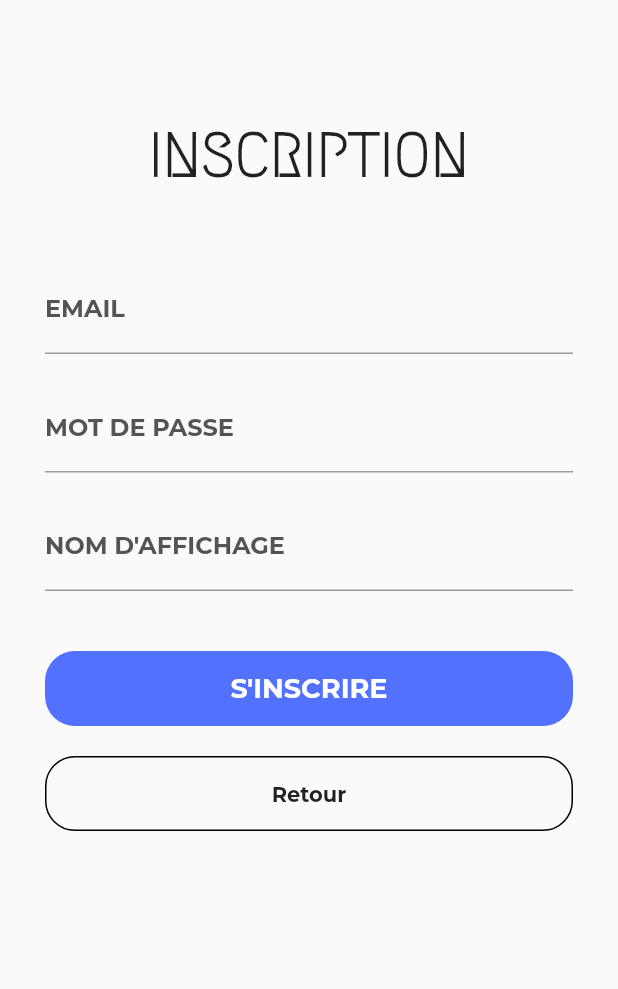
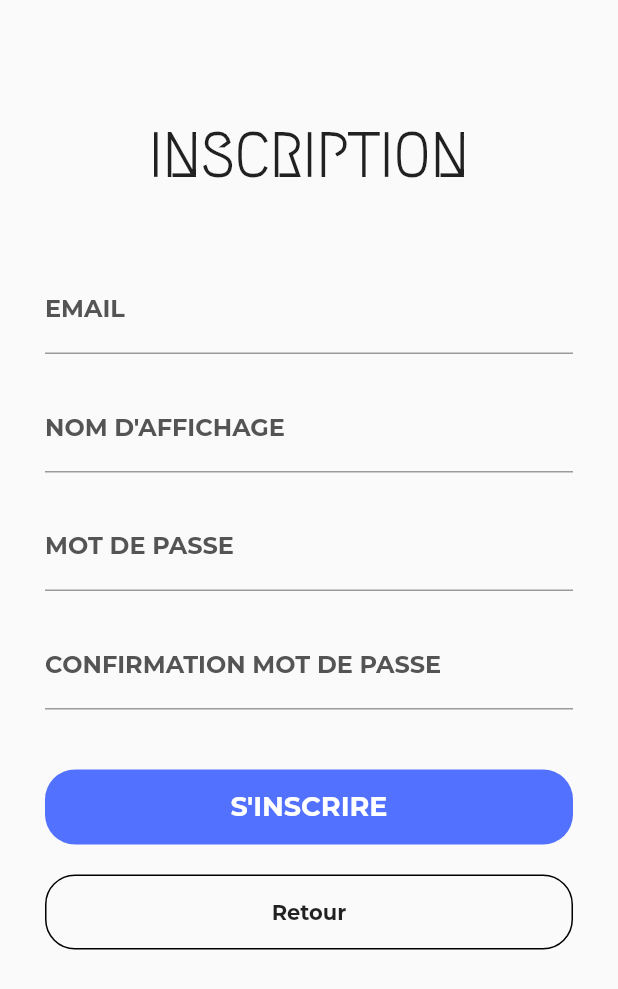
Before and after one commit to arnacologie/innovr_app, a Flutter app: the screen it shows after launch, after a tap on "SE CONNECTER", after a tap on "S'inscrire", on a phone screen of 412 x 824 dp. Shown: the top 989 px of the screen. Run offline on Flutter 3.47's test engine with Material 2 defaults, Android fonts, the phone set to English and light mode, and no system bars; our stand-ins replace cloud_firestore, firebase_auth; accounts and stored records are empty.

Commit message:
Registration OK, Firebase CRUD OK

```diff
--- /dev/null
+++ b/innovr_app/lib/Database/UserManagement.dart
@@ -0,0 +1,37 @@
+import 'dart:io';
+
+import 'package:flutter/material.dart';
+import 'package:cloud_firestore/cloud_firestore.dart';
+import 'package:innovr_app/Pages/HomePage.dart';
+import 'package:innovr_app/Utils/FadeNavRoute.dart';
+
+class UserManagement {
+  static final db = Firestore.instance;
+  static storeNewUser(signedUser, nickname, context) {
+    db.collection('/users/').add({
+      'email': signedUser.email,
+      'uid': signedUser.uid,
+      'nickname': nickname,
+      'gameNickname' : '',
+      'favTeams': [],
+      'favPlayers': [],
+      'numberOfVisits': 0,
+      'isAndroid' : Platform.isAndroid ? true : false,
+      'isNew': true,
+    }).then((value) {
+      Navigator.of(context).pop();
+      Navigator.of(context).pushReplacement(FadeNavRoute(builder: (context) => HomePage(user: signedUser)));
+    }).catchError((e) {
+      print(e);
+    });
+  }
+
+  static findNickName() {
+    db.collection('/users/')
+        .where('nickname', isEqualTo: "Lenjake6666")
+        .snapshots()
+        .listen(
+            (data) => print('${data.documents[0].data['email']}')
+    );
+  }
+}
--- a/innovr_app/lib/Pages/RegistrationPage.dart
+++ b/innovr_app/lib/Pages/RegistrationPage.dart
@@ -1,4 +1,7 @@
+import 'package:firebase_auth/firebase_auth.dart';
 import 'package:flutter/material.dart';
+import 'package:innovr_app/Database/UserManagement.dart';
+import 'package:innovr_app/Utils/Validator.dart';
 
 class RegistrationPage extends StatefulWidget {
   @override
@@ -6,11 +9,22 @@ class RegistrationPage extends StatefulWidget {
 }
 
 class _RegistrationPageState extends State<RegistrationPage> {
+  String _email;
+  String _password;
+  String _confirmPassword;
+  String _nickname;
+  final double _spaceBetweenFields = 20.0;
+  final double _buttonHeight = 50.0;
+  final GlobalKey<FormState> _formKey = GlobalKey<FormState>();
+
+
   @override
   Widget build(BuildContext context) {
     return Scaffold(
       resizeToAvoidBottomPadding: false,
-      body: Column(
+      body: Form(
+        key: _formKey,
+        child: Column(
           children: <Widget>[
             Container(
               padding: EdgeInsets.only(top:80.0, left: 30.0, right: 30.0),
@@ -26,8 +40,19 @@ class _RegistrationPageState extends State<RegistrationPage> {
                   ),
                  SizedBox(height: 50.0,),
                   //EMAIL
-                TextField(
+                  TextFormField(
+                    validator: (input){
+                      if(input.isEmpty)
+                        return 'Veuillez entrer votre email';
+                      if(!Validator.checkEmail(input))
+                        return 'Veuillez entrer un email valide';
+                    },
+                    onSaved: (input) => _email = input,
                     decoration: InputDecoration(
+                      errorStyle: TextStyle(
+                      fontFamily: 'Montserrat',
+                      fontWeight: FontWeight.bold,
+                      ),
                       labelText: 'EMAIL',
                       labelStyle: TextStyle(
                           fontFamily: 'Montserrat',
@@ -39,10 +64,46 @@ class _RegistrationPageState extends State<RegistrationPage> {
                       )
                     ),
                   ),
-                SizedBox(height: 20.0,),
+                  SizedBox(height: _spaceBetweenFields,),
+                  //NOM D'AFFICHAGE
+                  TextFormField(
+                    validator: (input){
+                      if(input.isEmpty)
+                        return 'Veuillez entrer votre pseudonyme';
+                    },
+                    onSaved: (input) => _nickname = input,
+                    decoration: InputDecoration(
+                        errorStyle: TextStyle(
+                          fontFamily: 'Montserrat',
+                          fontWeight: FontWeight.bold,
+                        ),
+                        labelText: 'NOM D\'AFFICHAGE',
+                        labelStyle: TextStyle(
+                            fontFamily: 'Montserrat',
+                            fontWeight: FontWeight.bold,
+                            color: Theme.of(context).primaryColorDark
+                        ),
+                        focusedBorder: UnderlineInputBorder(
+                            borderSide: BorderSide(color: Theme.of(context).primaryColor)
+                        )
+                    ),
+                  ),
+                  SizedBox(height: _spaceBetweenFields,),
                   //MOT DE PASSE
-                TextField(
+                  TextFormField(
+                    validator: (input){
+                      if(input.isEmpty)
+                        return 'Veuillez entrer un mot de passe';
+                      if(input.length<6)
+                        return '6 caractères au minimum';
+                    },
+                    onSaved: (input) => _password = input,
+                    obscureText: true,
                     decoration: InputDecoration(
+                        errorStyle: TextStyle(
+                          fontFamily: 'Montserrat',
+                          fontWeight: FontWeight.bold,
+                        ),
                         labelText: 'MOT DE PASSE',
                         labelStyle: TextStyle(
                             fontFamily: 'Montserrat',
@@ -54,11 +115,24 @@ class _RegistrationPageState extends State<RegistrationPage> {
                         )
                     ),
                   ),
-                SizedBox(height: 20.0,),
-                //NOM D'AFFICHAGE
-                TextField(
+                  SizedBox(height: _spaceBetweenFields,),
+                  TextFormField(
+                    validator: (input){
+                      if(input.isEmpty)
+                        return 'Veuillez confirmer votre mot de passe';
+                      if(_password != input) {
+                        //print(_password+" "+input);
+                        return 'Les mots de passe de correspondent pas';
+                      }
+                    },
+                    obscureText: true,
+                    onSaved: (input) => _confirmPassword = input,
                     decoration: InputDecoration(
-                      labelText: 'NOM D\'AFFICHAGE',
+                        errorStyle: TextStyle(
+                          fontFamily: 'Montserrat',
+                          fontWeight: FontWeight.bold,
+                        ),
+                        labelText: 'CONFIRMATION MOT DE PASSE',
                         labelStyle: TextStyle(
                             fontFamily: 'Montserrat',
                             fontWeight: FontWeight.bold,
@@ -69,18 +143,19 @@ class _RegistrationPageState extends State<RegistrationPage> {
                         )
                     ),
                   ),
+
                   SizedBox(height: 40.0,),
                   //BOUTON S'INSCRIRE
                   Hero(
                     tag: 'CTA',
                     child: Container(
-                    height: 50.0,
+                      height: _buttonHeight,
                       child: Material(
                         borderRadius: BorderRadius.circular(20.0),
                         color: Theme.of(context).primaryColor,
                         child: InkWell(
                           borderRadius: BorderRadius.circular(20.0),
-                        onTap: (){},
+                          onTap: createAccount,
                           child: Center(
                               child: Text(
                                 'S\'INSCRIRE',
@@ -96,12 +171,12 @@ class _RegistrationPageState extends State<RegistrationPage> {
                       ),
                     ),
                   ),
-                SizedBox(height: 20.0,),
+                  SizedBox(height: _spaceBetweenFields,),
                   //BOUTON RETOUR
                   Hero(
                     tag: 'NO CTA',
                     child: Container(
-                    height: 50.0,
+                      height: _buttonHeight,
                       color: Colors.transparent,
                       child: GestureDetector(
                         onTap: () => Navigator.of(context).pop(),
@@ -135,6 +210,21 @@ class _RegistrationPageState extends State<RegistrationPage> {
             )
           ],
         ),
+      ),
     );
   }
+
+  void createAccount() async {
+    _formKey.currentState.save();
+    if (_formKey.currentState.validate()) {
+      FirebaseUser user = await FirebaseAuth.instance
+          .createUserWithEmailAndPassword(email: _email, password: _password)
+          .then((signedInUser) {
+        UserManagement.storeNewUser(signedInUser, _nickname, context);
+      }).catchError((e) {
+        print(e);
+      });
     }
+
+  }
+}
--- a/innovr_app/lib/Pages/SignInPage.dart
+++ b/innovr_app/lib/Pages/SignInPage.dart
@@ -1,11 +1,13 @@
 import 'dart:async';
 
 import 'package:flutter/material.dart';
+import 'package:innovr_app/Database/UserManagement.dart';
 import 'package:innovr_app/Pages/HomePage.dart';
 import 'package:innovr_app/Pages/RegistrationPage.dart';
 import 'package:innovr_app/Utils/FadeNavRoute.dart';
 import 'package:cloud_firestore/cloud_firestore.dart';
 import 'package:firebase_auth/firebase_auth.dart';
+import 'package:innovr_app/Utils/Validator.dart';
 
 class SignInPage extends StatefulWidget {
   @override
@@ -16,6 +18,8 @@ class _SignInPageState extends State<SignInPage> {
   final GlobalKey<FormState> _formKey = GlobalKey<FormState>();
   String _email;
   String _password;
+  final double _spaceBetweenFields = 20.0;
+  final double _buttonHeight = 50.0;
 
   @override
   Widget build(BuildContext context) {
@@ -40,9 +44,15 @@ class _SignInPageState extends State<SignInPage> {
                         validator: (input){
                           if(input.isEmpty)
                             return 'Veuillez entrer votre email';
+                          if(!Validator.checkEmail(input))
+                            return 'Veuillez entrer un email valide';
                         },
                         onSaved: (input) => _email = input,
                         decoration: InputDecoration(
+                          errorStyle: TextStyle(
+                            fontFamily: 'Montserrat',
+                            fontWeight: FontWeight.bold,
+                          ),
                           labelText: 'EMAIL',
                           labelStyle: TextStyle(
                             fontFamily: 'Montserrat',
@@ -54,7 +64,7 @@ class _SignInPageState extends State<SignInPage> {
                           )
                         ),
                       ),
-                      SizedBox(height: 20.0,),
+                      SizedBox(height: _spaceBetweenFields,),
                       //MOT DE PASSE
                       TextFormField(
                         validator: (input){
@@ -64,6 +74,10 @@ class _SignInPageState extends State<SignInPage> {
                         onSaved: (input) => _password = input,
                         obscureText: true,
                         decoration: InputDecoration(
+                            errorStyle: TextStyle(
+                              fontFamily: 'Montserrat',
+                              fontWeight: FontWeight.bold,
+                            ),
                             labelText: 'MOT DE PASSE',
                             labelStyle: TextStyle(
                                 fontFamily: 'Montserrat',
@@ -95,7 +109,7 @@ class _SignInPageState extends State<SignInPage> {
                       Hero(
                         tag: 'CTA',
                         child: Container(
-                          height: 50.0,
+                          height: _buttonHeight,
                           child: Material(
                             borderRadius: BorderRadius.circular(20.0),
                             color: Theme.of(context).primaryColor,
@@ -117,12 +131,12 @@ class _SignInPageState extends State<SignInPage> {
                           ),
                         ),
                       ),
-                      SizedBox(height: 20.0,),
+                      SizedBox(height: _spaceBetweenFields,),
                       //BOUTON SE CONNECTER AVEC FACEBOOK
                       Hero(
                         tag: 'NO CTA',
                         child: Container(
-                          height: 50,
+                          height: _buttonHeight,
                           color: Colors.transparent,
                           child: Container(
                             decoration: BoxDecoration(
@@ -175,6 +189,10 @@ class _SignInPageState extends State<SignInPage> {
                                 builder: (context) => RegistrationPage()
                               ));
                             },
+                            child: Container(
+                              width: 70,
+                              height: 50,
+                              child: Center(
                                 child: Text('S\'inscrire',
                                 style: TextStyle(
                                   color: Theme.of(context).primaryColor,
@@ -182,6 +200,8 @@ class _SignInPageState extends State<SignInPage> {
                                   fontWeight: FontWeight.bold,
                                   decoration: TextDecoration.underline
                                 )),
+                              ),
+                            ),
                           )
                         ],
                       )
@@ -197,6 +217,7 @@ class _SignInPageState extends State<SignInPage> {
   }
 
   Future<void> signIn() async {
+    UserManagement.findNickName();
     final formState = _formKey.currentState;
     if (formState.validate()) {
       formState.save();
--- /dev/null
+++ b/innovr_app/lib/Utils/Validator.dart
@@ -0,0 +1,5 @@
+class Validator{
+  static bool checkEmail(String email){
+    return RegExp(r"^[a-zA-Z0-9.]+@[a-zA-Z0-9]+\.[a-zA-Z]+").hasMatch(email);
+  }
+}
```
Also changed, not shown: 1 other file. Lines whose indentation alone changed are shown as unchanged.
